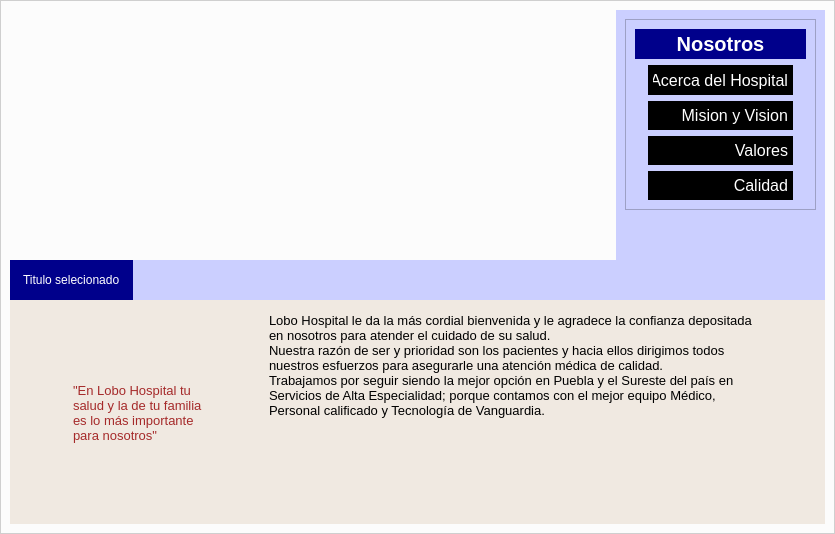
Qt form infohospital.ui (Laloses/Hospital) before a commit.
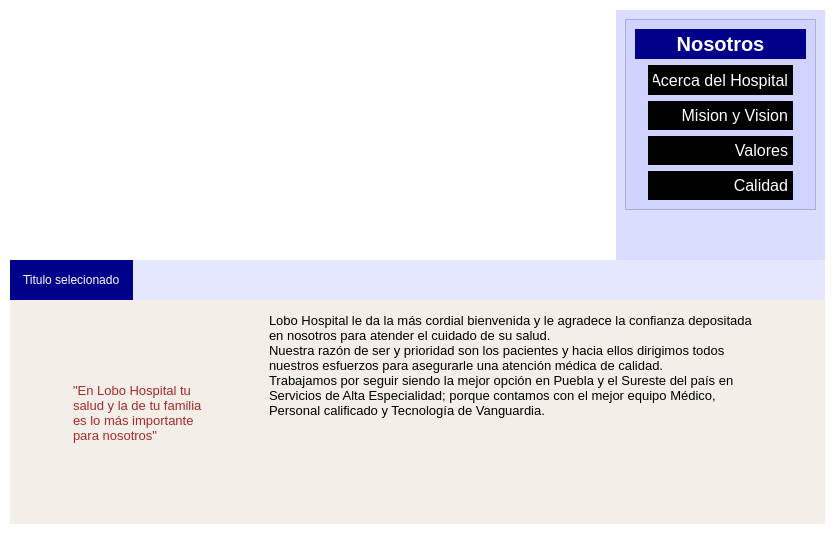
The same form after that commit. Icons and pictures are not drawn.

Diff of the .ui file:
```diff
--- a/infohospital.ui
+++ b/infohospital.ui
@@ -21,8 +21,11 @@
   </property>
   <property name="styleSheet">
    <string notr="true">#central{
-background:rgba(255,255,255,0.8);
+background:transparent;
 font-size:15pt;
+}
+#InfoHospital{
+background:transparent;
 }</string>
   </property>
   <layout class="QHBoxLayout" name="horizontalLayout_3">
@@ -57,6 +60,7 @@
 padding-right:10px;
 }
 #sw_secciones{
+background: rgba(172, 189, 211,0.5);
 border:none;
 }</string>
      </property>
@@ -157,7 +161,7 @@
          <item>
           <widget class="QFrame" name="ops">
            <property name="styleSheet">
-            <string notr="true">background-color: rgb(203, 207, 255);</string>
+            <string notr="true">background-color: rgba(203, 207, 255,0.7);</string>
            </property>
            <layout class="QVBoxLayout" name="verticalLayout_4">
             <item>
@@ -471,7 +475,7 @@
         </property>
         <property name="styleSheet">
          <string notr="true">top:-20;
-background-color: rgb(203, 207, 255);</string>
+background-color: rgba(203, 207, 255,0.5);</string>
         </property>
         <layout class="QHBoxLayout" name="horizontalLayout">
          <property name="spacing">
@@ -536,7 +540,7 @@
          </size>
         </property>
         <property name="styleSheet">
-         <string notr="true">background-color: rgba(240, 233, 224,0.8);</string>
+         <string notr="true">background-color: rgba(240, 233, 224,0.5);</string>
         </property>
         <property name="frameShape">
          <enum>QFrame::StyledPanel</enum>
```
